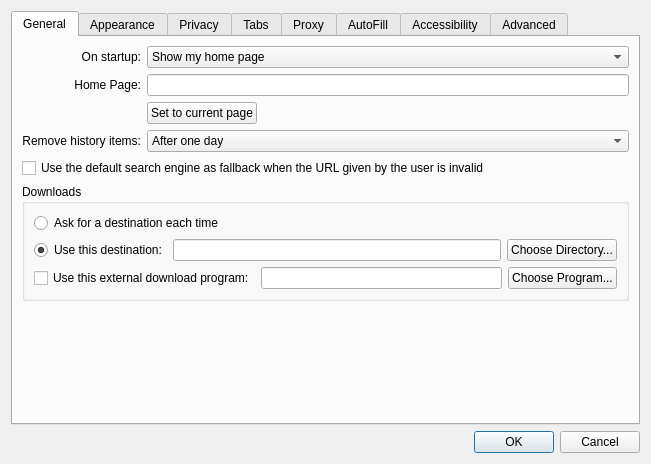
Old version of the form src/settings.ui in the repository EndorphinBrowser/browser.
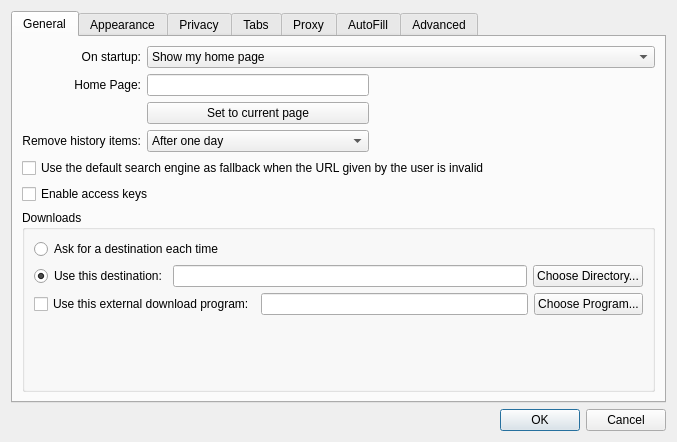
New version of the form. The open tabs and pages were chosen to show the change.

Commit message: Put the access key option in the general tab rather than on a tab all by itself.

Diff of the .ui file:
```diff
--- a/src/settings.ui
+++ b/src/settings.ui
@@ -6,8 +6,8 @@
    <rect>
     <x>0</x>
     <y>0</y>
-    <width>651</width>
-    <height>464</height>
+    <width>677</width>
+    <height>442</height>
    </rect>
   </property>
   <property name="windowTitle">
@@ -73,7 +73,7 @@
          </property>
         </widget>
        </item>
-       <item row="1" column="1" colspan="2">
+       <item row="1" column="1">
         <widget class="QLineEdit" name="homeLineEdit">
          <property name="layoutDirection">
           <enum>Qt::LeftToRight</enum>
@@ -110,7 +110,7 @@
          </property>
         </widget>
        </item>
-       <item row="3" column="1" colspan="2">
+       <item row="3" column="1">
         <widget class="QComboBox" name="expireHistory">
          <item>
           <property name="text">
@@ -160,6 +160,13 @@
         </widget>
        </item>
        <item row="5" column="0" colspan="3">
+        <widget class="QCheckBox" name="enableAccessKeys">
+         <property name="text">
+          <string>Enable access keys</string>
+         </property>
+        </widget>
+       </item>
+       <item row="6" column="0" colspan="3">
         <widget class="QGroupBox" name="groupBox_2">
          <property name="title">
           <string>Downloads</string>
@@ -221,22 +228,22 @@
             </item>
            </layout>
           </item>
+          <item>
+           <spacer>
+            <property name="orientation">
+             <enum>Qt::Vertical</enum>
+            </property>
+            <property name="sizeHint" stdset="0">
+             <size>
+              <width>608</width>
+              <height>15</height>
+             </size>
+            </property>
+           </spacer>
+          </item>
          </layout>
         </widget>
        </item>
-       <item row="6" column="0" colspan="3">
-        <spacer>
-         <property name="orientation">
-          <enum>Qt::Vertical</enum>
-         </property>
-         <property name="sizeHint" stdset="0">
-          <size>
-           <width>391</width>
-           <height>262</height>
-          </size>
-         </property>
-        </spacer>
-       </item>
       </layout>
      </widget>
      <widget class="QWidget" name="tab_3">
@@ -950,24 +957,6 @@
        </item>
       </layout>
      </widget>
-     <widget class="QWidget" name="tab_8">
-      <attribute name="title">
-       <string>Accessibility</string>
-      </attribute>
-      <widget class="QCheckBox" name="enableAccessKeys">
-       <property name="geometry">
-        <rect>
-         <x>9</x>
-         <y>9</y>
-         <width>611</width>
-         <height>19</height>
-        </rect>
-       </property>
-       <property name="text">
-        <string>Enable access keys</string>
-       </property>
-      </widget>
-     </widget>
      <widget class="QWidget" name="tab_5">
       <attribute name="title">
        <string>Advanced</string>
```
Left out of the diff: 68 changed lines with no effect on the pictures.
